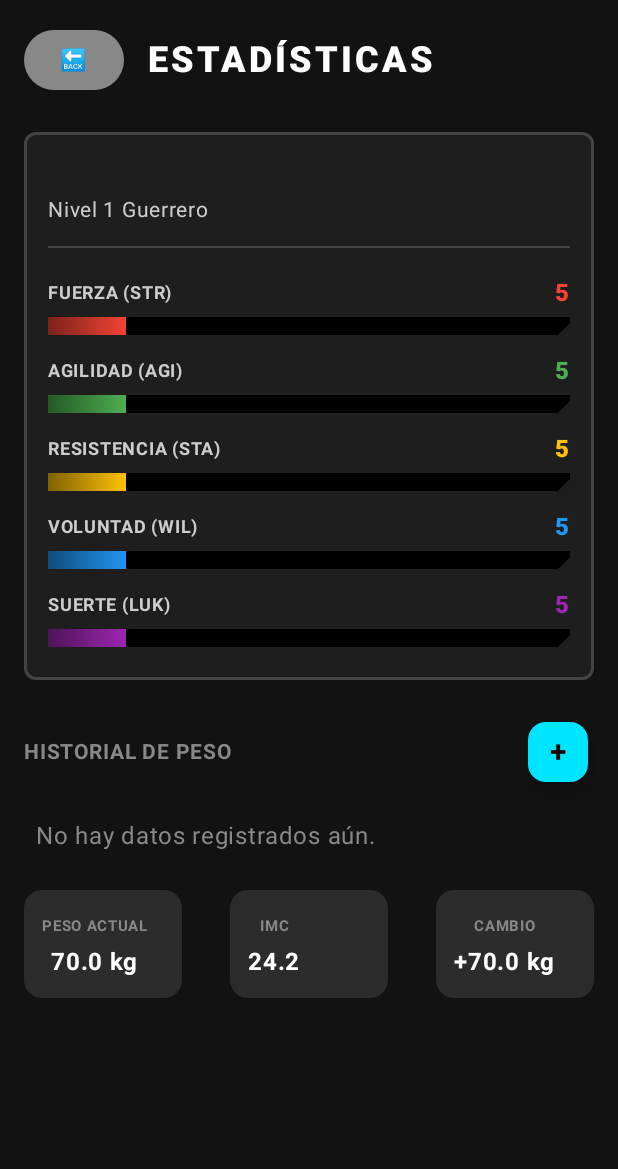
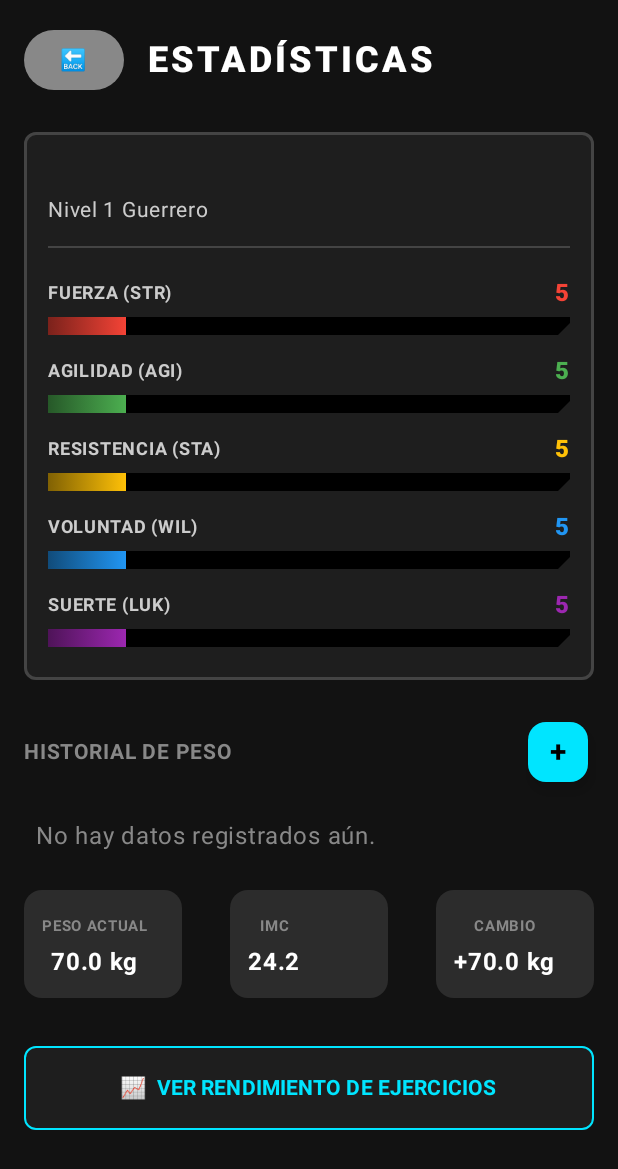
Before and after one commit to AxelJhostin/warofman, an Android app built with Jetpack Compose: the stats_screen screen opened through its navigation route, on a phone screen of 412 x 824 dp. Shown: the top 1169 px of the screen. Run offline under Robolectric (Android 15) with nearby library versions, the phone set to English and light mode, and no system bars.

Commit message:
cambios que tengo que arreglar

```diff
--- a/app/src/main/java/com/negocio/warofmen/MainActivity.kt
+++ b/app/src/main/java/com/negocio/warofmen/MainActivity.kt
@@ -29,6 +29,7 @@ import com.negocio.warofmen.viewmodel.HomeViewModel
 import com.negocio.warofmen.vista.PantallaCreacion
 import com.negocio.warofmen.vista.PantallaEntrenamiento
 import com.negocio.warofmen.vista.PantallaEstadisticas
+import com.negocio.warofmen.vista.PantallaGraficos
 import com.negocio.warofmen.vista.PantallaJuego
 
 class MainActivity : ComponentActivity() {
@@ -39,37 +40,31 @@ class MainActivity : ComponentActivity() {
             WarOfMenTheme {
                 Surface(modifier = Modifier.fillMaxSize(), color = MaterialTheme.colorScheme.background) {
 
-                    // 1. Configuración Inicial
                     val navController = rememberNavController()
                     val context = LocalContext.current
                     val app = context.applicationContext as Application
                     val factory = GameViewModelFactory(app)
 
-                    // 2. Instanciamos el ViewModel Principal aquí para compartirlo entre Home, Stats y Workout
                     val homeViewModel: HomeViewModel = viewModel(factory = factory)
                     val gameState by homeViewModel.gameState.collectAsState()
 
-                    // 3. SISTEMA DE NAVEGACIÓN
                     NavHost(
                         navController = navController,
                         startDestination = AppScreens.Home.route
                     ) {
 
-                        // --- RUTA: PANTALLA DE JUEGO (HOME) ---
+                        // --- HOME ---
                         composable(AppScreens.Home.route) {
-                            // Verificación de seguridad: Si no hay personaje, ir a Creación
                             LaunchedEffect(gameState.isCreated) {
                                 if (!gameState.isCreated) {
-                                    navController.navigate(AppScreens.Creation.route) {
-                                        popUpTo(0) // Borra el historial para no volver atrás
-                                    }
+                                    navController.navigate(AppScreens.Creation.route) { popUpTo(0) }
                                 }
                             }
 
-                            // Si existe personaje, mostramos el juego
                             if (gameState.isCreated) {
                                 Scaffold(
                                     floatingActionButton = {
+                                        // Un solo botón limpio para ir a ver las stats
                                         FloatingActionButton(
                                             onClick = { navController.navigate(AppScreens.Stats.route) },
                                             containerColor = MaterialTheme.colorScheme.primary
@@ -81,20 +76,35 @@ class MainActivity : ComponentActivity() {
                                     Box(modifier = Modifier.padding(padding)) {
                                         PantallaJuego(
                                             viewModel = homeViewModel,
-                                            onStartQuest = {
-                                                // Cuando el usuario selecciona una misión, vamos a la pantalla de entrenamiento
-                                                navController.navigate(AppScreens.Workout.route)
-                                            }
+                                            onStartQuest = { navController.navigate(AppScreens.Workout.route) }
                                         )
                                     }
                                 }
                             }
                         }
 
-                        // --- RUTA: PANTALLA DE CREACIÓN ---
+                        // --- STATS (Con botón a Charts) ---
+                        composable(AppScreens.Stats.route) {
+                            PantallaEstadisticas(
+                                player = gameState,
+                                onBack = { navController.popBackStack() },
+                                onUpdateWeight = { w -> homeViewModel.updateWeight(w) },
+                                onNavigateToCharts = { navController.navigate(AppScreens.Charts.route) }
+                            )
+                        }
+
+                        // --- CHARTS (Gráficas de ejercicio) ---
+                        composable(AppScreens.Charts.route) {
+                            PantallaGraficos(
+                                workoutLogs = gameState.workoutLogs,
+                                level = gameState.level,
+                                onBack = { navController.popBackStack() }
+                            )
+                        }
+
+                        // --- OTRAS PANTALLAS ---
                         composable(AppScreens.Creation.route) {
                             val creationViewModel: CreationViewModel = viewModel(factory = factory)
-
                             PantallaCreacion(
                                 viewModel = creationViewModel,
                                 onFinished = {
@@ -105,23 +115,10 @@ class MainActivity : ComponentActivity() {
                             )
                         }
 
-                        // --- RUTA: PANTALLA DE ESTADÍSTICAS ---
-                        composable(AppScreens.Stats.route) {
-                            PantallaEstadisticas(
-                                player = gameState,
-                                onBack = { navController.popBackStack() },
-                                onUpdateWeight = { newWeight ->
-                                    homeViewModel.updateWeight(newWeight)
-                                }
-                            )
-                        }
-
-                        // --- RUTA: PANTALLA DE ENTRENAMIENTO (NUEVA) ---
                         composable(AppScreens.Workout.route) {
                             PantallaEntrenamiento(
                                 viewModel = homeViewModel,
                                 onNavigateBack = {
-                                    // Limpiamos la misión activa y volvemos atrás
                                     homeViewModel.clearActiveQuest()
                                     navController.popBackStack()
                                 }
--- a/app/src/main/java/com/negocio/warofmen/vista/PantallaEstadisticas.kt
+++ b/app/src/main/java/com/negocio/warofmen/vista/PantallaEstadisticas.kt
@@ -28,26 +28,27 @@ import java.text.SimpleDateFormat
 import java.util.Date
 import java.util.Locale
 
-// --- COLORES Y ESTILOS RPG ---
-val DarkBackground = Color(0xFF121212)
-val PanelBackground = Color(0xFF1E1E1E)
-val GraphLineColor = Color(0xFF00E5FF) // Cian Neon para la gráfica
-val StatStrColor = Color(0xFFF44336)   // Rojo
-val StatAgiColor = Color(0xFF4CAF50)   // Verde
-val StatStaColor = Color(0xFFFFC107)   // Amarillo
-val StatWilColor = Color(0xFF2196F3)   // Azul
-val StatLukColor = Color(0xFF9C27B0)   // Morado
+// --- COLORES Y ESTILOS LOCALES PARA ESTA PANTALLA ---
+val DarkBackgroundLocal = Color(0xFF121212)
+val PanelBackgroundLocal = Color(0xFF1E1E1E)
+val GraphLineColorLocal = Color(0xFF00E5FF) // Cian Neon
+val StatStrColorLocal = Color(0xFFF44336)   // Rojo
+val StatAgiColorLocal = Color(0xFF4CAF50)   // Verde
+val StatStaColorLocal = Color(0xFFFFC107)   // Amarillo
+val StatWilColorLocal = Color(0xFF2196F3)   // Azul
+val StatLukColorLocal = Color(0xFF9C27B0)   // Morado
 
 @Composable
 fun PantallaEstadisticas(
     player: PlayerCharacter,
     onBack: () -> Unit,
-    onUpdateWeight: (Float) -> Unit
+    onUpdateWeight: (Float) -> Unit,
+    onNavigateToCharts: () -> Unit
 ) {
     // Estado para mostrar/ocultar el diálogo de peso
     var showWeightDialog by remember { mutableStateOf(false) }
 
-    // Lógica del Popup
+    // Lógica del Popup de Peso
     if (showWeightDialog) {
         WeightUpdateDialog(
             onDismiss = { showWeightDialog = false },
@@ -61,7 +62,7 @@ fun PantallaEstadisticas(
     Column(
         modifier = Modifier
             .fillMaxSize()
-            .background(DarkBackground) // Fondo oscuro "Gamer"
+            .background(DarkBackgroundLocal) // Fondo oscuro
             .verticalScroll(rememberScrollState())
             .padding(16.dp)
     ) {
@@ -88,22 +89,31 @@ fun PantallaEstadisticas(
             modifier = Modifier
                 .fillMaxWidth()
                 .border(2.dp, Color.DarkGray, RoundedCornerShape(8.dp))
-                .background(PanelBackground, RoundedCornerShape(8.dp))
+                .background(PanelBackgroundLocal, RoundedCornerShape(8.dp))
                 .padding(16.dp)
         ) {
             Column {
                 // Nombre y Nivel
-                Text(player.name.uppercase(), color = Color.White, fontWeight = FontWeight.Bold, fontSize = 22.sp)
-                Text("Nivel ${player.level} ${player.gender}", color = Color.LightGray, fontSize = 14.sp)
+                Text(
+                    text = player.name.uppercase(),
+                    color = Color.White,
+                    fontWeight = FontWeight.Bold,
+                    fontSize = 22.sp
+                )
+                Text(
+                    text = "Nivel ${player.level} ${player.gender}",
+                    color = Color.LightGray,
+                    fontSize = 14.sp
+                )
 
                 Divider(color = Color.DarkGray, modifier = Modifier.padding(vertical = 12.dp))
 
                 // Barras de Atributos
-                RpgStatBar("FUERZA (STR)", player.strength, StatStrColor)
-                RpgStatBar("AGILIDAD (AGI)", player.agility, StatAgiColor)
-                RpgStatBar("RESISTENCIA (STA)", player.stamina, StatStaColor)
-                RpgStatBar("VOLUNTAD (WIL)", player.willpower, StatWilColor)
-                RpgStatBar("SUERTE (LUK)", player.luck, StatLukColor)
+                RpgStatBar("FUERZA (STR)", player.strength, StatStrColorLocal)
+                RpgStatBar("AGILIDAD (AGI)", player.agility, StatAgiColorLocal)
+                RpgStatBar("RESISTENCIA (STA)", player.stamina, StatStaColorLocal)
+                RpgStatBar("VOLUNTAD (WIL)", player.willpower, StatWilColorLocal)
+                RpgStatBar("SUERTE (LUK)", player.luck, StatLukColorLocal)
             }
         }
 
@@ -115,12 +125,17 @@ fun PantallaEstadisticas(
             horizontalArrangement = Arrangement.SpaceBetween,
             verticalAlignment = Alignment.CenterVertically
         ) {
-            Text("HISTORIAL DE PESO", color = Color.Gray, fontSize = 14.sp, fontWeight = FontWeight.Bold)
+            Text(
+                "HISTORIAL DE PESO",
+                color = Color.Gray,
+                fontSize = 14.sp,
+                fontWeight = FontWeight.Bold
+            )
 
             // Botón flotante pequeño para añadir peso
             SmallFloatingActionButton(
                 onClick = { showWeightDialog = true },
-                containerColor = GraphLineColor,
+                containerColor = GraphLineColorLocal,
                 contentColor = Color.Black
             ) {
                 Text("+", fontWeight = FontWeight.Bold, fontSize = 20.sp)
@@ -129,7 +144,7 @@ fun PantallaEstadisticas(
 
         Spacer(modifier = Modifier.height(12.dp))
 
-        // Componente Gráfica
+        // Componente Gráfica de Peso
         WeightChart(history = player.weightHistory)
 
         Spacer(modifier = Modifier.height(16.dp))
@@ -142,8 +157,27 @@ fun PantallaEstadisticas(
             // Calculamos el cambio desde el inicio
             val firstWeight = getWeightFromHistory(player.weightHistory.firstOrNull())
             val diff = player.weight - firstWeight
-            val sign = if(diff > 0) "+" else "" // Si subió pone +, si bajó pone - automático
+            val sign = if (diff > 0) "+" else "" // Si subió pone +, si bajó pone - automático
             BioMetricCard("CAMBIO", "$sign%.1f kg".format(diff))
+        }
+
+        Spacer(modifier = Modifier.height(32.dp))
+
+        // 5. BOTÓN GRANDE PARA IR A GRÁFICAS DE EJERCICIO
+        Button(
+            onClick = onNavigateToCharts,
+            modifier = Modifier
+                .fillMaxWidth()
+                .height(56.dp),
+            colors = ButtonDefaults.buttonColors(containerColor = PanelBackgroundLocal),
+            border = androidx.compose.foundation.BorderStroke(1.dp, GraphLineColorLocal),
+            shape = RoundedCornerShape(8.dp)
+        ) {
+            Text(
+                "📈  VER RENDIMIENTO DE EJERCICIOS",
+                color = GraphLineColorLocal,
+                fontWeight = FontWeight.Bold
+            )
         }
 
         Spacer(modifier = Modifier.height(32.dp)) // Espacio final para scroll
@@ -159,7 +193,12 @@ fun RpgStatBar(label: String, value: Int, color: Color) {
             modifier = Modifier.fillMaxWidth(),
             horizontalArrangement = Arrangement.SpaceBetween
         ) {
-            Text(label, color = Color.LightGray, fontSize = 12.sp, fontWeight = FontWeight.Bold)
+            Text(
+                text = label,
+                color = Color.LightGray,
+                fontSize = 12.sp,
+                fontWeight = FontWeight.Bold
+            )
             Text(
                 text = "$value",
                 color = color,
@@ -170,21 +209,20 @@ fun RpgStatBar(label: String, value: Int, color: Color) {
 
         Spacer(modifier = Modifier.height(4.dp))
 
-        // Barra Visual: Usamos Módulo 50 para que la barra se llene y reinicie visualmente al subir mucho
-        // pero el número sigue subiendo eternamente.
+        // Barra Visual
         val progress = (value % 50) / 50f
-        val visualProgress = if (value > 0 && progress == 0f) 1f else progress // Si es 50, 100, etc se ve llena
+        val visualProgress = if (value > 0 && progress == 0f) 1f else progress
 
         Box(
             modifier = Modifier
                 .fillMaxWidth()
                 .height(12.dp)
-                .clip(CutCornerShape(bottomEnd = 8.dp)) // Corte futurista en la esquina
+                .clip(CutCornerShape(bottomEnd = 8.dp))
                 .background(Color.Black)
         ) {
             Box(
                 modifier = Modifier
-                    .fillMaxWidth(if(value > 0) visualProgress + 0.05f else 0f) // Mínimo visual
+                    .fillMaxWidth(if (value > 0) visualProgress + 0.05f else 0f)
                     .fillMaxHeight()
                     .background(
                         brush = Brush.horizontalGradient(
@@ -207,7 +245,11 @@ fun WeightChart(history: List<String>) {
     }.sortedBy { it.first }
 
     if (dataPoints.isEmpty()) {
-        Text("No hay datos registrados aún.", color = Color.Gray, modifier = Modifier.padding(8.dp))
+        Text(
+            "No hay datos registrados aún.",
+            color = Color.Gray,
+            modifier = Modifier.padding(8.dp)
+        )
         return
     }
 
@@ -216,17 +258,18 @@ fun WeightChart(history: List<String>) {
     val maxWeight = (weights.maxOrNull() ?: 100f) + 2f
 
     Card(
-        colors = CardDefaults.cardColors(containerColor = PanelBackground),
+        colors = CardDefaults.cardColors(containerColor = PanelBackgroundLocal),
         modifier = Modifier
             .fillMaxWidth()
             .height(200.dp)
             .border(1.dp, Color.DarkGray, RoundedCornerShape(8.dp))
     ) {
         Column(modifier = Modifier.padding(8.dp)) {
-            Canvas(modifier = Modifier
-                .fillMaxWidth()
-                .weight(1f) // Ocupa todo el espacio disponible en la tarjeta
-                .padding(8.dp)
+            Canvas(
+                modifier = Modifier
+                    .fillMaxWidth()
+                    .weight(1f)
+                    .padding(8.dp)
             ) {
                 val width = size.width
                 val height = size.height
@@ -234,7 +277,7 @@ fun WeightChart(history: List<String>) {
                 // Caso especial: Solo 1 punto
                 if (dataPoints.size == 1) {
                     drawLine(
-                        color = GraphLineColor,
+                        color = GraphLineColorLocal,
                         start = Offset(0f, height / 2),
                         end = Offset(width, height / 2),
                         strokeWidth = 5f
@@ -247,7 +290,6 @@ fun WeightChart(history: List<String>) {
 
                 dataPoints.forEachIndexed { index, point ->
                     val x = index * xStep
-                    // Normalizar Y para que entre en la gráfica
                     val normalizedY = (point.second - minWeight) / (maxWeight - minWeight)
                     val y = height - (normalizedY * height)
 
@@ -257,13 +299,13 @@ fun WeightChart(history: List<String>) {
                         path.lineTo(x, y)
                     }
                     // Dibujar punto
-                    drawCircle(color = GraphLineColor, radius = 6f, center = Offset(x, y))
+                    drawCircle(color = GraphLineColorLocal, radius = 6f, center = Offset(x, y))
                 }
 
                 // Dibujar línea conectora
                 drawPath(
                     path = path,
-                    color = GraphLineColor,
+                    color = GraphLineColorLocal,
                     style = Stroke(width = 4f)
                 )
 
@@ -277,15 +319,26 @@ fun WeightChart(history: List<String>) {
                 drawPath(
                     path = fillPath,
                     brush = Brush.verticalGradient(
-                        colors = listOf(GraphLineColor.copy(alpha = 0.3f), Color.Transparent)
+                        colors = listOf(
+                            GraphLineColorLocal.copy(alpha = 0.3f),
+                            Color.Transparent
+                        )
                     )
                 )
             }
 
             // Fechas Inicio y Fin
             Row(Modifier.fillMaxWidth(), horizontalArrangement = Arrangement.SpaceBetween) {
-                Text(formatDate(dataPoints.first().first), color = Color.Gray, fontSize = 10.sp)
-                Text(formatDate(dataPoints.last().first), color = Color.Gray, fontSize = 10.sp)
+                Text(
+                    formatDate(dataPoints.first().first),
+                    color = Color.Gray,
+                    fontSize = 10.sp
+                )
+                Text(
+                    formatDate(dataPoints.last().first),
+                    color = Color.Gray,
+                    fontSize = 10.sp
+                )
             }
         }
     }
@@ -301,8 +354,18 @@ fun BioMetricCard(title: String, value: String) {
             modifier = Modifier.padding(12.dp),
             horizontalAlignment = Alignment.CenterHorizontally
         ) {
-            Text(title, color = Color.Gray, fontSize = 10.sp, fontWeight = FontWeight.Bold)
-            Text(value, color = Color.White, fontWeight = FontWeight.Bold, fontSize = 16.sp)
+            Text(
+                title,
+                color = Color.Gray,
+                fontSize = 10.sp,
+                fontWeight = FontWeight.Bold
+            )
+            Text(
+                value,
+                color = Color.White,
+                fontWeight = FontWeight.Bold,
+                fontSize = 16.sp
+            )
         }
     }
 }
@@ -317,7 +380,9 @@ fun WeightUpdateDialog(onDismiss: () -> Unit, onConfirm: (Float) -> Unit) {
         text = {
             OutlinedTextField(
                 value = weightInput,
-                onValueChange = { if (it.all { char -> char.isDigit() || char == '.' }) weightInput = it },
+                onValueChange = {
+                    if (it.all { char -> char.isDigit() || char == '.' }) weightInput = it
+                },
                 label = { Text("Peso en kg") },
                 keyboardOptions = KeyboardOptions(keyboardType = KeyboardType.Decimal),
                 singleLine = true
@@ -335,7 +400,7 @@ fun WeightUpdateDialog(onDismiss: () -> Unit, onConfirm: (Float) -> Unit) {
     )
 }
 
-// --- UTILS ---
+// --- UTILS LOCALES ---
 fun formatDate(millis: Long): String {
     val formatter = SimpleDateFormat("dd MMM", Locale.getDefault())
     return formatter.format(Date(millis))
```
